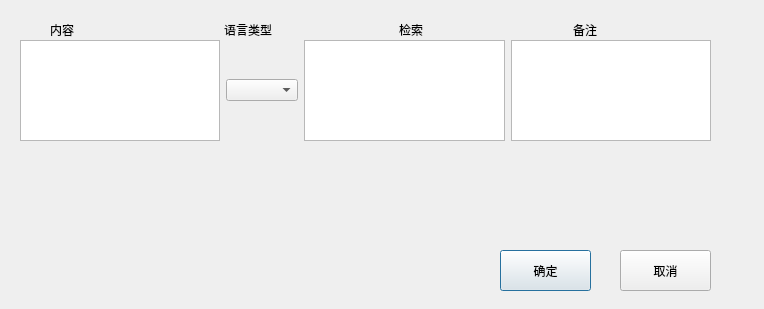
Before: the Qt Designer form auto_c_code/PushDbdialog.ui in yjduoduo/auto_c_code, drawn with Qt 5.
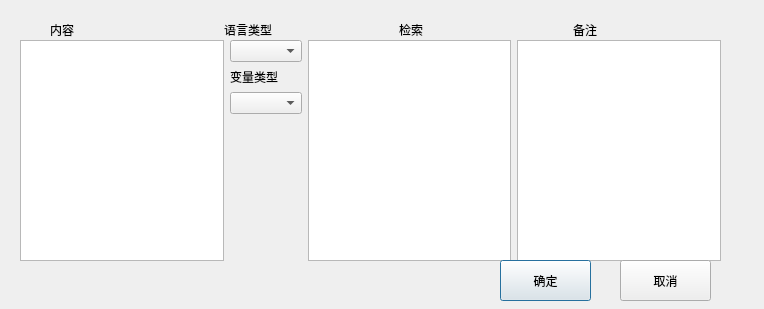
After: the same form once the commit is applied.

Commit message: 添加ui.comboBox的选择库功能 添加插入新数据时检测是否已经存在功能

```diff
--- a/auto_c_code/PushDbdialog.ui
+++ b/auto_c_code/PushDbdialog.ui
@@ -58,8 +58,8 @@
     <rect>
      <x>20</x>
      <y>40</y>
-     <width>691</width>
-     <height>101</height>
+     <width>701</width>
+     <height>221</height>
     </rect>
    </property>
    <layout class="QHBoxLayout" name="horizontalLayout_2">
@@ -67,7 +67,34 @@
      <widget class="QTextEdit" name="content_textEdit_dia"/>
     </item>
     <item>
-     <widget class="QComboBox" name="langtype_comboBox"/>
+     <layout class="QVBoxLayout" name="verticalLayout">
+      <item>
+       <widget class="QComboBox" name="langtype_comboBox"/>
+      </item>
+      <item>
+       <widget class="QLabel" name="label_5">
+        <property name="text">
+         <string>变量类型</string>
+        </property>
+       </widget>
+      </item>
+      <item>
+       <widget class="QComboBox" name="comboBox_vartype"/>
+      </item>
+      <item>
+       <spacer name="verticalSpacer_2">
+        <property name="orientation">
+         <enum>Qt::Vertical</enum>
+        </property>
+        <property name="sizeHint" stdset="0">
+         <size>
+          <width>20</width>
+          <height>40</height>
+         </size>
+        </property>
+       </spacer>
+      </item>
+     </layout>
     </item>
     <item>
      <widget class="QTextEdit" name="index_textEdit_dia"/>
@@ -81,7 +108,7 @@
    <property name="geometry">
     <rect>
      <x>500</x>
-     <y>250</y>
+     <y>260</y>
      <width>91</width>
      <height>41</height>
     </rect>
@@ -94,7 +121,7 @@
    <property name="geometry">
     <rect>
      <x>620</x>
-     <y>250</y>
+     <y>260</y>
      <width>91</width>
      <height>41</height>
     </rect>
```
The commit also changes 15 other files.
